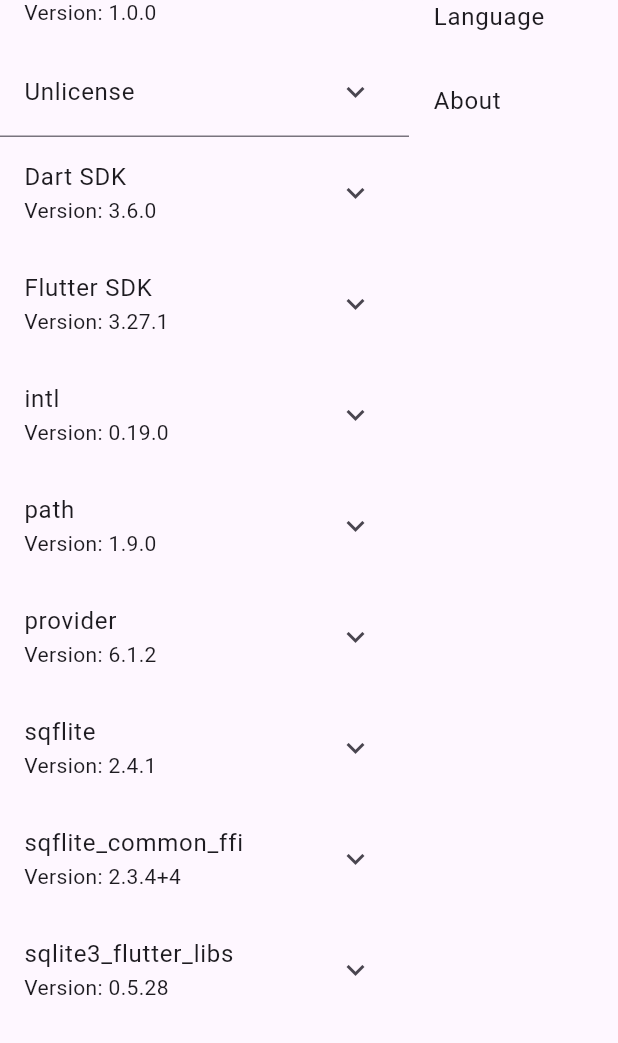
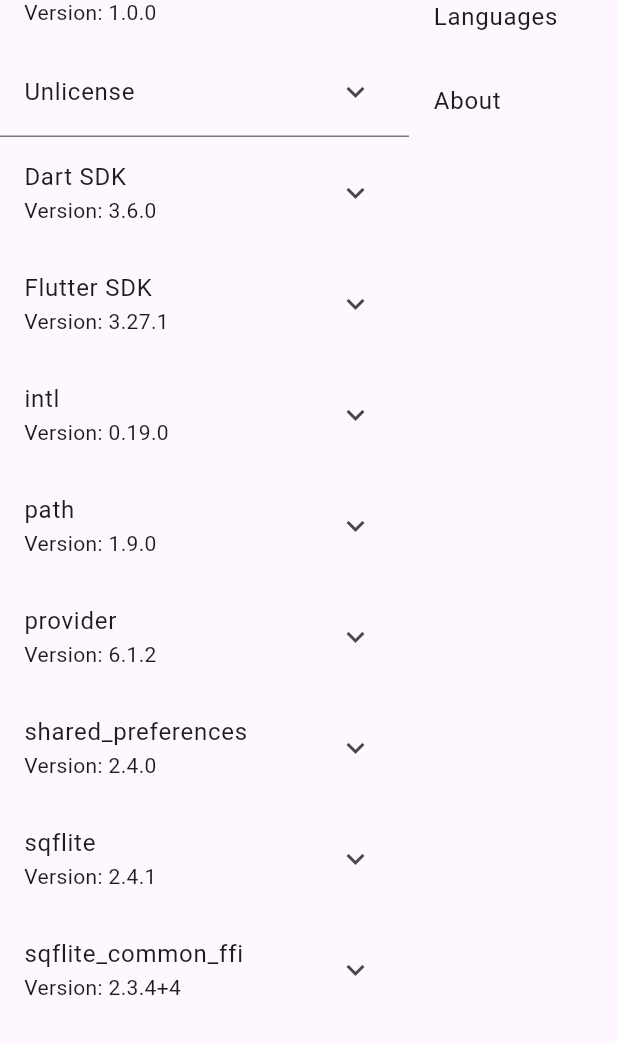
Before and after one commit to jerebub/4dTodo, a Flutter app: the SettingsViewerPage screen opened directly, after a tap on "4D Todo", on a phone screen of 412 x 824 dp, the part 193-1236 px from its top. Run offline on Flutter 3.47's test engine with Material 3 defaults, Android fonts, the phone set to English and light mode, and no system bars; our stand-ins replace sqflite_common_ffi; accounts and stored records are empty; generated files the repository leaves out were written again.

Commit message:
work on languages

```diff
--- a/four_dimensional_todo/lib/main.dart
+++ b/four_dimensional_todo/lib/main.dart
@@ -2,7 +2,7 @@ import 'dart:async';
 import 'dart:io';
 
 import 'package:flutter/material.dart';
-import 'package:flutter_localizations/flutter_localizations.dart';
+// import 'package:flutter_localizations/flutter_localizations.dart';
 import 'package:four_dimensional_todo/archivePages/archive_view_page.dart';
 import 'package:four_dimensional_todo/settingPages/setting_view_page.dart';
 import 'package:path/path.dart';
@@ -19,6 +19,7 @@ void main() async {
     databaseFactory = databaseFactoryFfi;
   }
   WidgetsFlutterBinding.ensureInitialized();
+  // ignore: unused_local_variable
   final database =
       openDatabase(join(await getDatabasesPath(), 'todo_database.db'),
           onCreate: (db, version) {
--- a/four_dimensional_todo/lib/settingPages/packages_view_page.dart
+++ b/four_dimensional_todo/lib/settingPages/packages_view_page.dart
@@ -212,6 +212,39 @@ SOFTWARE.''',
     ),
   ),
   PackageEntry(
+    title: 'shared_preferences',
+    version: '2.4.0',
+    child: PackageEntry(
+      title: 'BSD-3-Clause',
+      version: null,
+      text: '''Copyright 2013 The Flutter Authors. All rights reserved.
+
+Redistribution and use in source and binary forms, with or without modification,
+are permitted provided that the following conditions are met:
+
+    * Redistributions of source code must retain the above copyright
+      notice, this list of conditions and the following disclaimer.
+    * Redistributions in binary form must reproduce the above
+      copyright notice, this list of conditions and the following
+      disclaimer in the documentation and/or other materials provided
+      with the distribution.
+    * Neither the name of Google Inc. nor the names of its
+      contributors may be used to endorse or promote products derived
+      from this software without specific prior written permission.
+
+THIS SOFTWARE IS PROVIDED BY THE COPYRIGHT HOLDERS AND CONTRIBUTORS "AS IS" AND
+ANY EXPRESS OR IMPLIED WARRANTIES, INCLUDING, BUT NOT LIMITED TO, THE IMPLIED
+WARRANTIES OF MERCHANTABILITY AND FITNESS FOR A PARTICULAR PURPOSE ARE
+DISCLAIMED. IN NO EVENT SHALL THE COPYRIGHT OWNER OR CONTRIBUTORS BE LIABLE FOR
+ANY DIRECT, INDIRECT, INCIDENTAL, SPECIAL, EXEMPLARY, OR CONSEQUENTIAL DAMAGES
+(INCLUDING, BUT NOT LIMITED TO, PROCUREMENT OF SUBSTITUTE GOODS OR SERVICES;
+LOSS OF USE, DATA, OR PROFITS; OR BUSINESS INTERRUPTION) HOWEVER CAUSED AND ON
+ANY THEORY OF LIABILITY, WHETHER IN CONTRACT, STRICT LIABILITY, OR TORT
+(INCLUDING NEGLIGENCE OR OTHERWISE) ARISING IN ANY WAY OUT OF THE USE OF THIS
+SOFTWARE, EVEN IF ADVISED OF THE POSSIBILITY OF SUCH DAMAGE.''',
+    ),
+  ),
+  PackageEntry(
     title: 'sqflite',
     version: '2.4.1',
     child: PackageEntry(
--- a/four_dimensional_todo/lib/settingPages/setting_view_page.dart
+++ b/four_dimensional_todo/lib/settingPages/setting_view_page.dart
@@ -1,5 +1,6 @@
 import 'package:flutter/material.dart';
 import 'package:four_dimensional_todo/settingPages/about_view_page.dart';
+import 'package:four_dimensional_todo/settingPages/language_viewer_page.dart';
 import 'package:four_dimensional_todo/settingPages/packages_view_page.dart';
 import 'package:flutter_gen/gen_l10n/app_localizations.dart';
 
@@ -15,7 +16,7 @@ class _SettingsViewerPageState extends State<SettingsViewerPage> {
   var selectedIndex = 0;
   static const List<Widget> pages = [
     PackagesViewerPage(),
-    Placeholder(), //LanguageViewerPage(title: 'Language'),
+    LanguageViewerPage(), //LanguageViewerPage(title: 'Language'),
     AboutViewerPage(),
   ];
 
@@ -59,7 +60,7 @@ class _SettingsViewerPageState extends State<SettingsViewerPage> {
               ),
               ExpansionTile(
                 title: Text(
-                  AppLocalizations.of(context)!.language,
+                  AppLocalizations.of(context)!.languages,
                   softWrap: false,
                 ),
                 children: [
@@ -125,7 +126,7 @@ class _SettingsViewerPageState extends State<SettingsViewerPage> {
                   ),
                   ListTile(
                     title: Text(
-                      AppLocalizations.of(context)!.language,
+                      AppLocalizations.of(context)!.languages,
                       softWrap: false,
                       style: selectedIndex == 1 ? selectedStyle : null,
                     ),
--- a/four_dimensional_todo/pubspec.yaml
+++ b/four_dimensional_todo/pubspec.yaml
@@ -16,6 +16,7 @@ dependencies:
   intl: ^0.19.0
   path: ^1.9.0
   provider: ^6.0.0
+  shared_preferences: ^2.4.0
   sqflite: ^2.4.1
   sqflite_common_ffi: ^2.3.4+4
   sqlite3_flutter_libs: ^0.5.28
```
Also changed, not shown: four_dimensional_todo/lib/l10n/app_de.arb (+120 -3 lines), four_dimensional_todo/lib/l10n/app_en.arb (+122 -5 lines), four_dimensional_todo/lib/settingPages/language_viewer_page.dart (added, +35 -0 lines), four_dimensional_todo/pubspec.lock, 2 other files.
